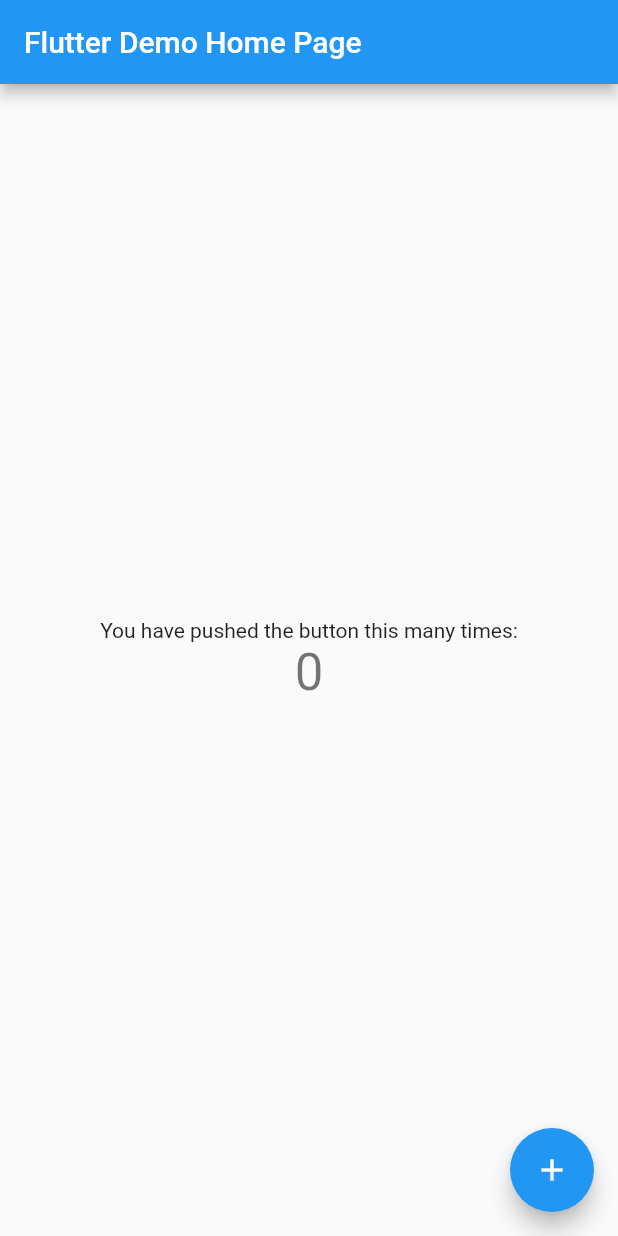
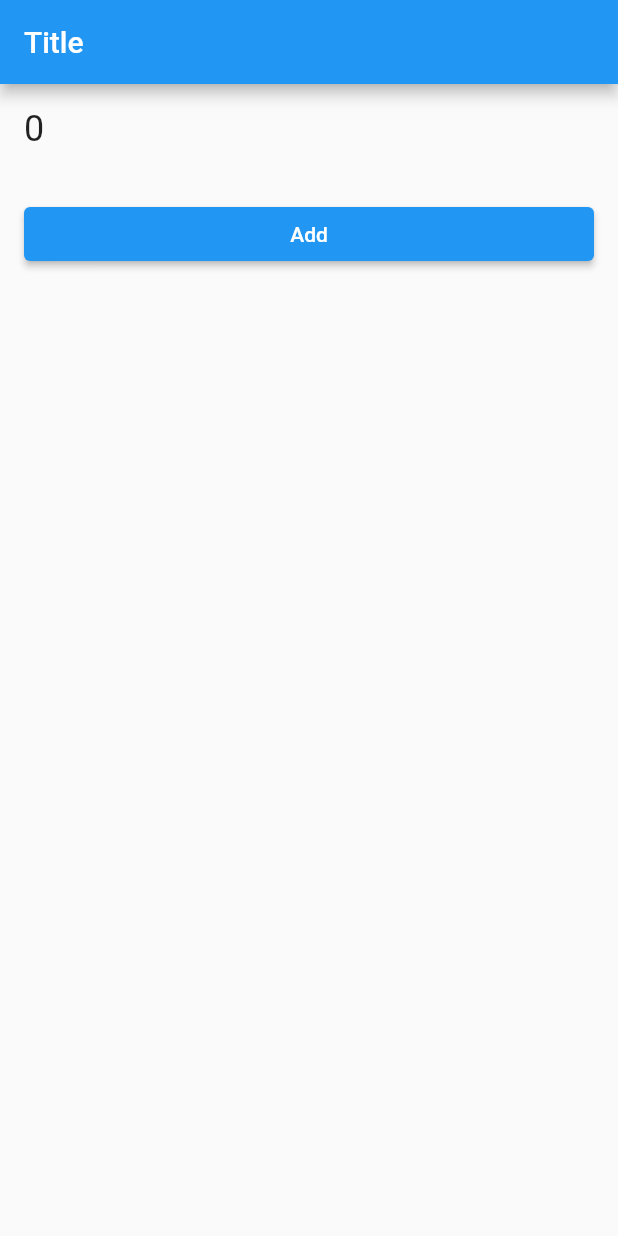
Before and after one commit to CORDEA/use_view_model, a Flutter app: the screen it shows after launch, on a phone screen of 412 x 824 dp. Run offline on Flutter 3.47's test engine with Material 2 defaults, Android fonts, the phone set to English and light mode, and no system bars; our stand-ins replace flutter_hooks.

Commit message:
update the example

```diff
--- /dev/null
+++ b/example/lib/home.dart
@@ -0,0 +1,57 @@
+import 'package:flutter/material.dart';
+import 'package:flutter_hooks/flutter_hooks.dart';
+import 'package:use_view_model/use_view_model.dart';
+
+import 'home_view_model.dart';
+
+class Home extends HookWidget {
+  const Home({super.key});
+
+  @override
+  Widget build(BuildContext context) {
+    final viewModel = useViewModel(builder: () => HomeViewModel());
+    return Scaffold(
+      appBar: AppBar(title: Text(useValueListenable(viewModel.title))),
+      body: Padding(
+        padding: const EdgeInsets.all(16),
+        child: _HomeBody(),
+      ),
+    );
+  }
+}
+
+class _HomeBody extends HookWidget {
+  @override
+  Widget build(BuildContext context) {
+    return Column(
+      crossAxisAlignment: CrossAxisAlignment.stretch,
+      children: [
+        _Label(),
+        const SizedBox(height: 32),
+        _Button(),
+      ],
+    );
+  }
+}
+
+class _Label extends HookWidget {
+  @override
+  Widget build(BuildContext context) {
+    final viewModel = useViewModel<HomeViewModel>();
+    return Text(
+      useValueListenable(viewModel.count),
+      style: Theme.of(context).textTheme.headlineSmall,
+    );
+  }
+}
+
+class _Button extends HookWidget {
+  @override
+  Widget build(BuildContext context) {
+    final viewModel = useViewModel<HomeViewModel>();
+    return ElevatedButton(
+      onPressed: viewModel.onTapped,
+      child: const Text('Add'),
+    );
+  }
+}
--- /dev/null
+++ b/example/lib/home_view_model.dart
@@ -0,0 +1,24 @@
+import 'package:flutter/foundation.dart';
+import 'package:use_view_model/use_view_model.dart';
+
+class HomeViewModel extends ViewModel {
+  var _rawCount = 0;
+
+  ValueListenable<String> get title => _title;
+  final _title = ValueNotifier('Title');
+
+  ValueListenable<String> get count => _count;
+  final _count = ValueNotifier('0');
+
+  void onTapped() {
+    _rawCount++;
+    _count.value = _rawCount.toString();
+    _title.value = 'Title: ${_count.value}';
+  }
+
+  @override
+  void dispose() {
+    _title.dispose();
+    _count.dispose();
+  }
+}
--- a/example/lib/main.dart
+++ b/example/lib/main.dart
@@ -1,115 +1,20 @@
 import 'package:flutter/material.dart';
 
+import 'home.dart';
+
 void main() {
-  runApp(const MyApp());
+  runApp(const _App());
 }
 
-class MyApp extends StatelessWidget {
-  const MyApp({super.key});
+class _App extends StatelessWidget {
+  const _App();
 
-  // This widget is the root of your application.
   @override
   Widget build(BuildContext context) {
     return MaterialApp(
       title: 'Flutter Demo',
-      theme: ThemeData(
-        // This is the theme of your application.
-        //
-        // Try running your application with "flutter run". You'll see the
-        // application has a blue toolbar. Then, without quitting the app, try
-        // changing the primarySwatch below to Colors.green and then invoke
-        // "hot reload" (press "r" in the console where you ran "flutter run",
-        // or simply save your changes to "hot reload" in a Flutter IDE).
-        // Notice that the counter didn't reset back to zero; the application
-        // is not restarted.
-        primarySwatch: Colors.blue,
-      ),
-      home: const MyHomePage(title: 'Flutter Demo Home Page'),
+      theme: ThemeData(primarySwatch: Colors.blue),
+      home: const Home(),
     );
   }
 }
-
-class MyHomePage extends StatefulWidget {
-  const MyHomePage({super.key, required this.title});
-
-  // This widget is the home page of your application. It is stateful, meaning
-  // that it has a State object (defined below) that contains fields that affect
-  // how it looks.
-
-  // This class is the configuration for the state. It holds the values (in this
-  // case the title) provided by the parent (in this case the App widget) and
-  // used by the build method of the State. Fields in a Widget subclass are
-  // always marked "final".
-
-  final String title;
-
-  @override
-  State<MyHomePage> createState() => _MyHomePageState();
-}
-
-class _MyHomePageState extends State<MyHomePage> {
-  int _counter = 0;
-
-  void _incrementCounter() {
-    setState(() {
-      // This call to setState tells the Flutter framework that something has
-      // changed in this State, which causes it to rerun the build method below
-      // so that the display can reflect the updated values. If we changed
-      // _counter without calling setState(), then the build method would not be
-      // called again, and so nothing would appear to happen.
-      _counter++;
-    });
-  }
-
-  @override
-  Widget build(BuildContext context) {
-    // This method is rerun every time setState is called, for instance as done
-    // by the _incrementCounter method above.
-    //
-    // The Flutter framework has been optimized to make rerunning build methods
-    // fast, so that you can just rebuild anything that needs updating rather
-    // than having to individually change instances of widgets.
-    return Scaffold(
-      appBar: AppBar(
-        // Here we take the value from the MyHomePage object that was created by
-        // the App.build method, and use it to set our appbar title.
-        title: Text(widget.title),
-      ),
-      body: Center(
-        // Center is a layout widget. It takes a single child and positions it
-        // in the middle of the parent.
-        child: Column(
-          // Column is also a layout widget. It takes a list of children and
-          // arranges them vertically. By default, it sizes itself to fit its
-          // children horizontally, and tries to be as tall as its parent.
-          //
-          // Invoke "debug painting" (press "p" in the console, choose the
-          // "Toggle Debug Paint" action from the Flutter Inspector in Android
-          // Studio, or the "Toggle Debug Paint" command in Visual Studio Code)
-          // to see the wireframe for each widget.
-          //
-          // Column has various properties to control how it sizes itself and
-          // how it positions its children. Here we use mainAxisAlignment to
-          // center the children vertically; the main axis here is the vertical
-          // axis because Columns are vertical (the cross axis would be
-          // horizontal).
-          mainAxisAlignment: MainAxisAlignment.center,
-          children: <Widget>[
-            const Text(
-              'You have pushed the button this many times:',
-            ),
-            Text(
-              '$_counter',
-              style: Theme.of(context).textTheme.headlineMedium,
-            ),
-          ],
-        ),
-      ),
-      floatingActionButton: FloatingActionButton(
-        onPressed: _incrementCounter,
-        tooltip: 'Increment',
-        child: const Icon(Icons.add),
-      ), // This trailing comma makes auto-formatting nicer for build methods.
-    );
-  }
-}
--- a/example/pubspec.yaml
+++ b/example/pubspec.yaml
@@ -35,6 +35,9 @@ dependencies:
   # The following adds the Cupertino Icons font to your application.
   # Use with the CupertinoIcons class for iOS style icons.
   cupertino_icons: ^1.0.2
+  use_view_model:
+    path: ../
+  flutter_hooks: ^0.18.6
 
 dev_dependencies:
   flutter_test:
```
Also changed, not shown: example/pubspec.lock.
